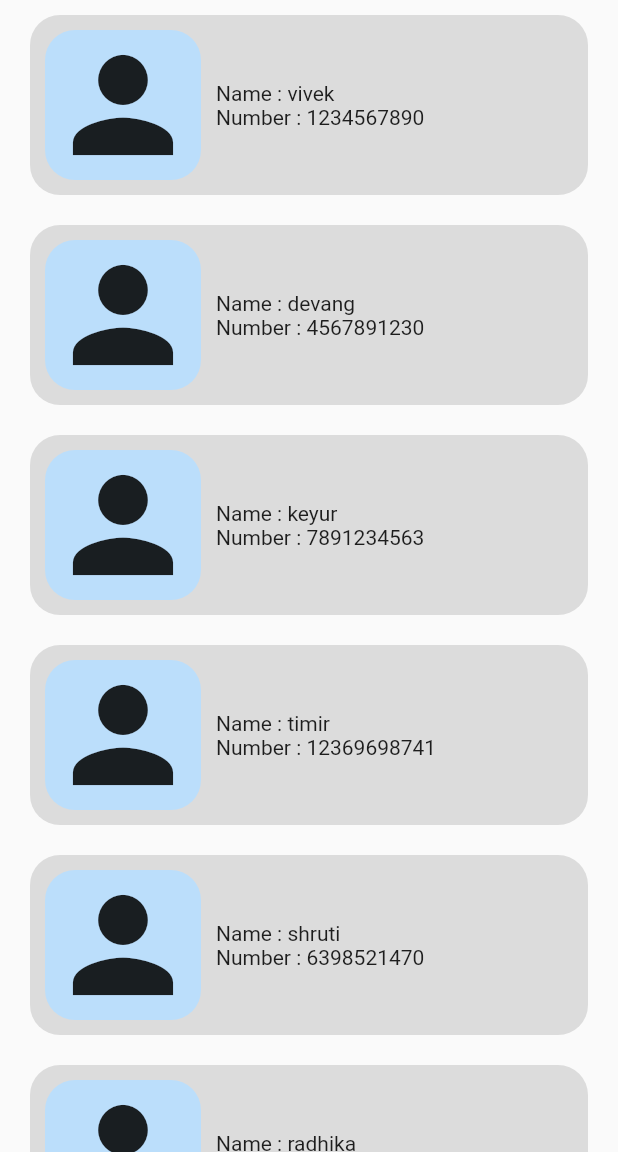
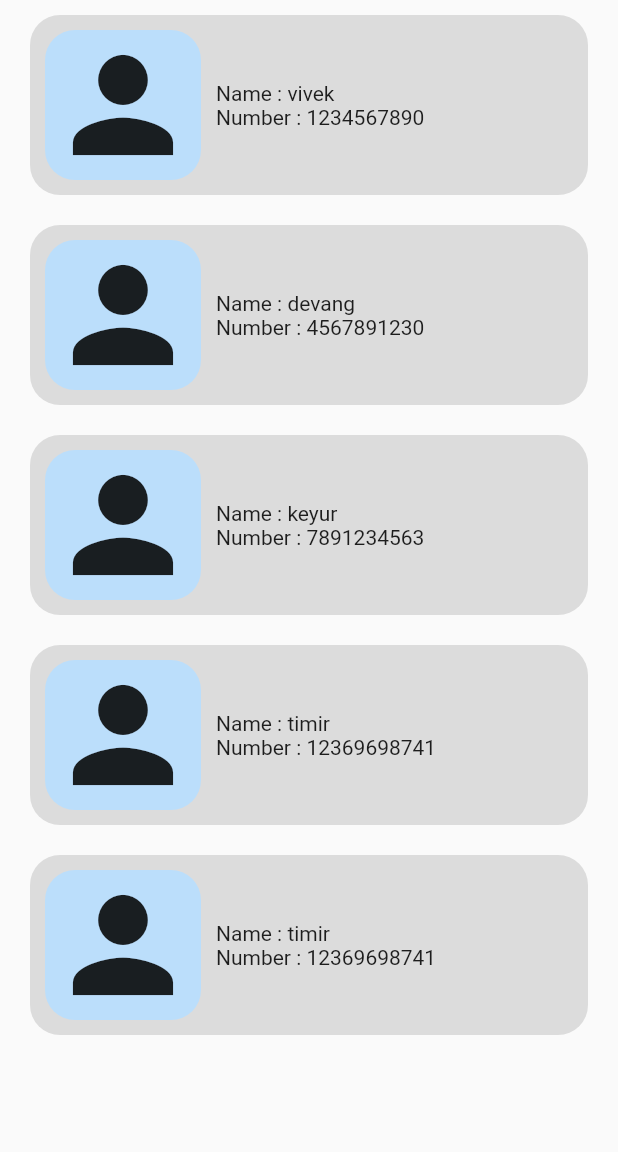
Before and after one commit to vivekjagani/e-learning, a Flutter app: the FacultiesListScreen screen opened directly, on a phone screen of 412 x 824 dp, the part 84-1236 px from its top. Run offline on Flutter 3.47's test engine with Material 2 defaults, Android fonts, the phone set to English and light mode, and no system bars.

Commit message:
Fix : small issue

```diff
--- a/lib/constant.dart
+++ b/lib/constant.dart
@@ -6,11 +6,44 @@ const appBlackColor = Colors.black;
 const appWhiteColor = Colors.white;
 
 List<FacultiesData> facultiesData = [
-
-  FacultiesData(email: 'jaganivivek5@gmail.com',name: 'vivek',number: 1234567890),
-  FacultiesData(email: 'devang5@gmail.com',name: 'devang',number: 4567891230),
-  FacultiesData(email: 'keyur@gmail.com',name: 'keyur',number: 7891234563),
-  FacultiesData(email: 'timir@gmail.com',name: 'timir',number: 12369698741),
-  FacultiesData(email: 'shruti@gmail.com',name: 'shruti',number: 6398521470),
-  FacultiesData(email: 'radhika@gmail.com',name: 'radhika',number: 7896541230),
- ];
+  FacultiesData(
+    image: 'asset/M.jpg',
+    degree: '',
+    experiance: '',
+    email: 'jaganivivek5@gmail.com',
+    name: 'vivek',
+    number: 1234567890,
+  ),
+  FacultiesData(
+    image: '',
+    email: 'devang5@gmail.com',
+    name: 'devang',
+    number: 4567891230,
+    degree: '',
+    experiance: '',
+  ),
+  FacultiesData(
+    image: '',
+    email: 'keyur@gmail.com',
+    name: 'keyur',
+    number: 7891234563,
+    degree: '',
+    experiance: '',
+  ),
+  FacultiesData(
+    image: '',
+    email: 'timir@gmail.com',
+    name: 'timir',
+    number: 12369698741,
+    degree: '',
+    experiance: '',
+  ),
+  FacultiesData(
+    image: '',
+    email: 'timir@gmail.com',
+    name: 'timir',
+    number: 12369698741,
+    degree: '',
+    experiance: '',
+  ),
+];
--- a/lib/dashboard_screens/screens/faculties/faculties.dart
+++ b/lib/dashboard_screens/screens/faculties/faculties.dart
@@ -4,8 +4,9 @@ class FacultiesScreen extends StatelessWidget {
   String name;
   int number;
   String email;
+  String ?image;
 
-  FacultiesScreen({Key? key,required this.name,required this.email,required this.number}) : super(key: key);
+  FacultiesScreen({Key? key,required this.name,required this.email,required this.number,this.image}) : super(key: key);
 
   @override
   Widget build(BuildContext context) {
@@ -20,6 +21,8 @@ class FacultiesScreen extends StatelessWidget {
         child: Column(
           mainAxisAlignment: MainAxisAlignment.center,
           children: [
+
+            Image.asset(this.image??''),
           Icon(Icons.person,size: 200,),
           Text('Name : ${this.name}'),
           Text('Number : ${this.number.toString()}'),
--- a/lib/dashboard_screens/screens/faculties/faculties_list_screen.dart
+++ b/lib/dashboard_screens/screens/faculties/faculties_list_screen.dart
@@ -29,6 +29,7 @@ class FacultiesListScreen extends StatelessWidget {
                       context,
                       MaterialPageRoute(
                         builder: (context) => FacultiesScreen(
+                          image: facultiesData[index].image,
                           email: facultiesData[index].email,
                           name: facultiesData[index].name,
                           number: facultiesData[index].number,
```
Also changed, not shown: lib/dashboard_screens/widgets/drawer.dart (+1 -7 lines), lib/facultie.dart (+12 -5 lines), pubspec.yaml (+4 -6 lines), asset/M.jpg (added).
